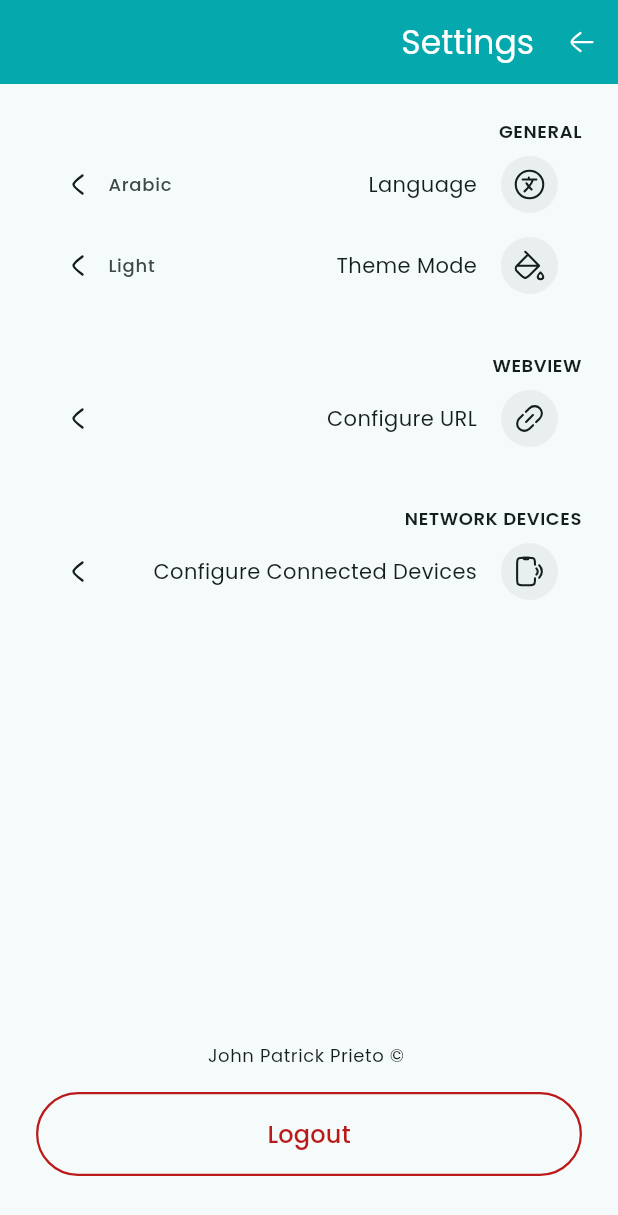
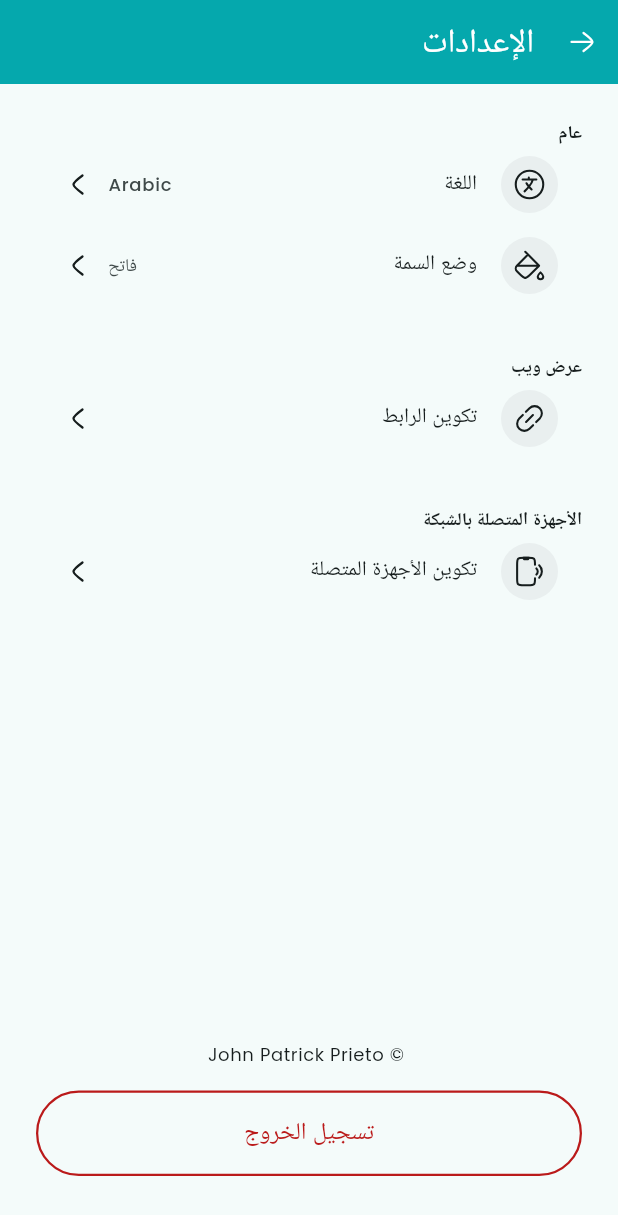
Before and after one commit to oppatrickk/EASACC, a Flutter app: the SettingsPage screen opened directly, after a tap on "Language", on a phone screen of 412 x 824 dp. Shown: the top 1215 px of the screen. Run offline on Flutter 3.47's test engine with Material 3 defaults, Android fonts, the phone set to English and light mode, and no system bars; our stand-ins replace flutter_svg, shared_preferences, webview_flutter; accounts and stored records are empty.

Commit message:
feat(l10n): add l10n

```diff
--- a/lib/core/enums/custom_icon_data.dart
+++ b/lib/core/enums/custom_icon_data.dart
@@ -8,6 +8,7 @@ enum CustomIconData {
   noUrl('assets/icons/unlink-04.svg'),
   settings('assets/icons/setting-07.svg'),
   arrowLeft('assets/icons/arrow-left-02.svg'),
+  arrowRight('assets/icons/arrow-right-02.svg'),
   chevronRight('assets/icons/arrow-right-01.svg'),
   chevronLeft('assets/icons/arrow-left-01.svg'),
   chevronDown('assets/icons/arrow-down-01.svg');
--- a/lib/core/l10n/generated_translations/app_localizations.dart
+++ b/lib/core/l10n/generated_translations/app_localizations.dart
@@ -115,6 +115,78 @@ abstract class AppLocalizations {
   /// In en, this message translates to:
   /// **'TASK DEMO APPLICATION'**
   String get login_description;
+
+  /// No description provided for @webview.
+  ///
+  /// In en, this message translates to:
+  /// **'WebView'**
+  String get webview;
+
+  /// No description provided for @settings.
+  ///
+  /// In en, this message translates to:
+  /// **'Settings'**
+  String get settings;
+
+  /// No description provided for @settings_general.
+  ///
+  /// In en, this message translates to:
+  /// **'GENERAL'**
+  String get settings_general;
+
+  /// No description provided for @settings_language.
+  ///
+  /// In en, this message translates to:
+  /// **'Language'**
+  String get settings_language;
+
+  /// No description provided for @settings_theme_mode.
+  ///
+  /// In en, this message translates to:
+  /// **'Theme Mode'**
+  String get settings_theme_mode;
+
+  /// No description provided for @settings_light.
+  ///
+  /// In en, this message translates to:
+  /// **'light'**
+  String get settings_light;
+
+  /// No description provided for @settings_dark.
+  ///
+  /// In en, this message translates to:
+  /// **'dark'**
+  String get settings_dark;
+
+  /// No description provided for @settings_webview.
+  ///
+  /// In en, this message translates to:
+  /// **'WEBVIEW'**
+  String get settings_webview;
+
+  /// No description provided for @settings_webview_configure.
+  ///
+  /// In en, this message translates to:
+  /// **'Configure URL'**
+  String get settings_webview_configure;
+
+  /// No description provided for @settings_network_devices.
+  ///
+  /// In en, this message translates to:
+  /// **'NETWORK DEVICES'**
+  String get settings_network_devices;
+
+  /// No description provided for @settings_configure.
+  ///
+  /// In en, this message translates to:
+  /// **'Configure Connected Devices'**
+  String get settings_configure;
+
+  /// No description provided for @settings_logout.
+  ///
+  /// In en, this message translates to:
+  /// **'Logout'**
+  String get settings_logout;
 }
 
 class _AppLocalizationsDelegate
--- a/lib/core/l10n/generated_translations/app_localizations_ar.dart
+++ b/lib/core/l10n/generated_translations/app_localizations_ar.dart
@@ -9,11 +9,47 @@ class AppLocalizationsAr extends AppLocalizations {
   AppLocalizationsAr([String locale = 'ar']) : super(locale);
 
   @override
-  String get login_google => 'Login with Google';
+  String get login_google => 'تسجيل الدخول عبر Google';
 
   @override
-  String get login_facebook => 'Login with Facebook';
+  String get login_facebook => 'تسجيل الدخول عبر Facebook';
 
   @override
-  String get login_description => 'TASK DEMO APPLICATION';
+  String get login_description => 'تطبيق تجريبي';
+
+  @override
+  String get webview => 'عرض ويب';
+
+  @override
+  String get settings => 'الإعدادات';
+
+  @override
+  String get settings_general => 'عام';
+
+  @override
+  String get settings_language => 'اللغة';
+
+  @override
+  String get settings_theme_mode => 'وضع السمة';
+
+  @override
+  String get settings_light => 'فاتح';
+
+  @override
+  String get settings_dark => 'داكن';
+
+  @override
+  String get settings_webview => 'عرض ويب';
+
+  @override
+  String get settings_webview_configure => 'تكوين الرابط';
+
+  @override
+  String get settings_network_devices => 'الأجهزة المتصلة بالشبكة';
+
+  @override
+  String get settings_configure => 'تكوين الأجهزة المتصلة';
+
+  @override
+  String get settings_logout => 'تسجيل الخروج';
 }
--- a/lib/core/l10n/raw_translations/app_ar.arb
+++ b/lib/core/l10n/raw_translations/app_ar.arb
@@ -2,7 +2,23 @@
   "@@locale": "ar",
 
   "@_LOGIN": {},
-  "login_google": "Login with Google",
-  "login_facebook": "Login with Facebook",
-  "login_description": "TASK DEMO APPLICATION"
+  "login_google": "تسجيل الدخول عبر Google",
+  "login_facebook": "تسجيل الدخول عبر Facebook",
+  "login_description": "تطبيق تجريبي",
+
+  "@_WEBVIEW": {},
+  "webview": "عرض ويب",
+
+  "@_SETTINGS": {},
+  "settings": "الإعدادات",
+  "settings_general": "عام",
+  "settings_language": "اللغة",
+  "settings_theme_mode": "وضع السمة",
+  "settings_light": "فاتح",
+  "settings_dark": "داكن",
+  "settings_webview": "عرض ويب",
+  "settings_webview_configure": "تكوين الرابط",
+  "settings_network_devices": "الأجهزة المتصلة بالشبكة",
+  "settings_configure": "تكوين الأجهزة المتصلة",
+  "settings_logout": "تسجيل الخروج"
 }
--- a/lib/features/login/login_page.dart
+++ b/lib/features/login/login_page.dart
@@ -90,7 +90,7 @@ class _LoginPageState extends State<LoginPage> {
                         borderRadius: BorderRadius.circular(32),
                       ),
                       child: Text(
-                        'TASK DEMO APPLICATION',
+                        context.l10n.login_description,
                         style: context.textTheme.bodySmall?.bold.copyWith(color: context.colorScheme.white),
                       ),
                     ),
@@ -112,7 +112,7 @@ class _LoginPageState extends State<LoginPage> {
                 child: Column(
                   children: <Widget>[
                     LoginButton(
-                      title: 'Login with Google',
+                      title: context.l10n.login_google,
                       icon: 'assets/img/google_logo.png',
                       border: Border.all(
                         color: context.colorScheme.outline,
@@ -122,7 +122,7 @@ class _LoginPageState extends State<LoginPage> {
                     const SizedBox(height: 16),
                     LoginButton(
                       icon: 'assets/img/facebook_logo.png',
-                      title: 'Login with Facebook',
+                      title: context.l10n.login_facebook,
                       backgroundColor: context.colorScheme.facebook,
                       textColor: context.colorScheme.white,
                     ),
--- a/lib/features/settings/settings_page.dart
+++ b/lib/features/settings/settings_page.dart
@@ -13,13 +13,16 @@ class SettingsPage extends StatelessWidget {
 
   @override
   Widget build(BuildContext context) {
+    final Locale? locale = AppWidget.getLocale(context);
+    final bool isArabic = locale?.languageCode == 'ar';
+
     return Scaffold(
       appBar: AppBar(
         leading: Row(
           children: <Widget>[
             IconButton(
               icon: CustomIcon(
-                icon: CustomIconData.arrowLeft,
+                icon: isArabic ? CustomIconData.arrowRight : CustomIconData.arrowLeft,
                 size: 24,
                 color: context.colorScheme.white,
               ),
@@ -27,7 +30,7 @@ class SettingsPage extends StatelessWidget {
             ),
             const SizedBox(width: 8),
             Text(
-              'Settings',
+              context.l10n.settings,
               style: context.textTheme.titleLarge?.copyWith(color: context.colorScheme.white),
             ),
           ],
@@ -42,25 +45,20 @@ class SettingsPage extends StatelessWidget {
           crossAxisAlignment: CrossAxisAlignment.start,
           children: <Widget>[
             Text(
-              'GENERAL',
+              context.l10n.settings_general,
               style: context.textTheme.bodySmall?.semibold.copyWith(color: context.colorScheme.text),
             ),
-            Builder(
-              builder: (BuildContext context) {
-                final Locale? currentLocale = AppWidget.getLocale(context);
-                final bool isEnglish = currentLocale?.languageCode == 'en';
-
-                return SettingsItem(
+            SettingsItem(
               onTap: () {
                 AppWidget.setLocale(
                   context,
-                      isEnglish ? const Locale('ar') : const Locale('en'),
+                  isArabic ? const Locale('en') : const Locale('ar'),
                 );
               },
               widget: Row(
                 children: <Widget>[
                   Text(
-                        isEnglish ? 'English' : 'Arabic',
+                    isArabic ? 'Arabic' : 'English',
                     style: context.textTheme.labelMedium?.copyWith(
                       color: context.colorScheme.onSurfaceVariant,
                     ),
@@ -68,10 +66,8 @@ class SettingsPage extends StatelessWidget {
                   const SizedBox(width: 8),
                 ],
               ),
-                  title: 'Language',
+              title: context.l10n.settings_language,
               icon: CustomIconData.language,
-                );
-              },
             ),
             Consumer<ThemeService>(
               builder: (BuildContext context, ThemeService themeService, Widget? child) {
@@ -94,33 +90,33 @@ class SettingsPage extends StatelessWidget {
                   widget: Row(
                     children: <Widget>[
                       Text(
-                        isDarkMode ? 'Dark' : 'Light',
+                        isDarkMode ? context.l10n.settings_dark : context.l10n.settings_light,
                         style: context.textTheme.labelMedium?.copyWith(color: context.colorScheme.onSurfaceVariant),
                       ),
                       SizedBox(width: 8),
                     ],
                   ),
-                  title: 'Theme Mode',
+                  title: context.l10n.settings_theme_mode,
                   icon: CustomIconData.theme,
                 );
               },
             ),
             const SizedBox(height: 32),
             Text(
-              'WEBVIEW',
+              context.l10n.settings_webview,
               style: context.textTheme.bodySmall?.semibold.copyWith(color: context.colorScheme.text),
             ),
             SettingsItem(
-              title: 'Configure URL',
+              title: context.l10n.settings_webview_configure,
               icon: CustomIconData.url,
             ),
             const SizedBox(height: 32),
             Text(
-              'NETWORK DEVICES',
+              context.l10n.settings_network_devices,
               style: context.textTheme.bodySmall?.semibold.copyWith(color: context.colorScheme.text),
             ),
             SettingsItem(
-              title: 'Configure Connected Devices',
+              title: context.l10n.settings_configure,
               icon: CustomIconData.devices,
             ),
             Spacer(),
@@ -145,7 +141,7 @@ class SettingsPage extends StatelessWidget {
                 mainAxisAlignment: MainAxisAlignment.center,
                 children: <Widget>[
                   Text(
-                    'Logout',
+                    context.l10n.settings_logout,
                     textAlign: TextAlign.center,
                     overflow: TextOverflow.ellipsis,
                     style: context.textTheme.titleMedium?.copyWith(color: context.colorScheme.error),
--- a/lib/features/webview/webview_page.dart
+++ b/lib/features/webview/webview_page.dart
@@ -58,7 +58,7 @@ class _WebViewPageState extends State<WebViewPage> {
     return Scaffold(
       appBar: AppBar(
         title: Text(
-          'WebView',
+          context.l10n.webview,
           style: context.textTheme.titleLarge?.copyWith(color: context.colorScheme.white),
         ),
         backgroundColor: context.colorScheme.brand,
```
Also changed, not shown: lib/core/l10n/generated_translations/app_localizations_en.dart (+36 -0 lines), lib/core/l10n/raw_translations/app_en.arb (+17 -1 lines). Lines whose indentation alone changed are shown as unchanged.
